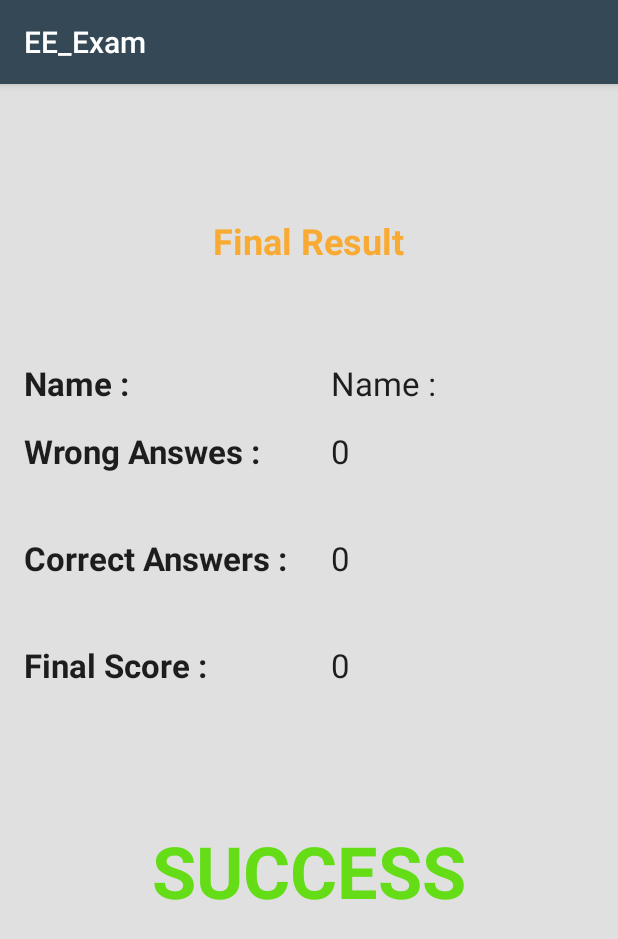
After one commit to MnemSR4/MB-Groups, an Android app: the ResultSuccessActivity screen opened directly, with no data from a screen before it, on a phone screen of 412 x 824 dp. The commit adds this screen. Shown: the top 939 px of the screen. Run offline under Robolectric (Android 15) with nearby library versions, the phone set to English and light mode, and no system bars; 1 statement that could not run was skipped.

Commit message:
version1
after update

```diff
--- a/E_Exam_2/app/src/main/AndroidManifest.xml
+++ b/E_Exam_2/app/src/main/AndroidManifest.xml
@@ -9,7 +9,8 @@
         android:roundIcon="@mipmap/ic_launcher_round"
         android:supportsRtl="true"
         android:theme="@style/AppTheme">
-        <activity android:name=".ResultActivity"></activity>
+        <activity android:name=".ResultSuccessActivity"></activity>
+        <activity android:name=".ResultFailedActivity" />
         <activity android:name=".SecActivity" />
         <activity android:name=".RegisterActivity"/>
         <activity android:name=".LoginActivity"/>
--- /dev/null
+++ b/E_Exam_2/app/src/main/java/com/example/ee_exam/ResultSuccessActivity.java
@@ -0,0 +1,37 @@
+package com.example.ee_exam;
+
+import androidx.appcompat.app.AppCompatActivity;
+
+import android.os.Bundle;
+import android.widget.TextView;
+
+public class ResultSuccessActivity extends AppCompatActivity {
+
+    public static String name;
+
+    @Override
+    protected void onCreate(Bundle savedInstanceState) {
+        super.onCreate(savedInstanceState);
+        setContentView(R.layout.activity_result_success);
+
+        name = getIntent().getStringExtra(SecActivity.NAME);
+
+
+        TextView textViewName = findViewById(R.id.text_view_namme);
+        TextView textViewWrong = findViewById(R.id.text_view_wrong);
+        TextView textViewcorrect = findViewById(R.id.text_view_correct);
+        TextView textViewResult = findViewById(R.id.text_view_result);
+        TextView textViewFinal = findViewById(R.id.text_view_final);
+
+        textViewName.setText(name.substring(0,name.indexOf('@')));
+
+        StringBuffer sb1 = new StringBuffer();
+        sb1.append(Score.wrong + "\n");
+        StringBuffer sb2 = new StringBuffer();
+        sb2.append(Score.correct + "\n");
+
+        textViewWrong.setText(sb1);
+        textViewcorrect.setText(sb2);
+        textViewResult.setText(sb2);
+    }
+}
--- a/E_Exam_2/app/src/main/java/com/example/ee_exam/Score.java
+++ b/E_Exam_2/app/src/main/java/com/example/ee_exam/Score.java
@@ -1,8 +1,8 @@
 package com.example.ee_exam;
 
 public class Score {
-    public static int flag =0;
-    public static int index =0;
+    public static int indexMCQ =0;
+    public static int indexTF =0;
     public static int correct =0;
     public static int wrong =0;
 
--- a/E_Exam_2/app/src/main/java/com/example/ee_exam/TrueFalseFragment.java
+++ b/E_Exam_2/app/src/main/java/com/example/ee_exam/TrueFalseFragment.java
@@ -12,8 +12,6 @@ import android.widget.TextView;
 
 import androidx.fragment.app.Fragment;
 
-import static com.example.ee_exam.SecActivity.questions;
-import static com.example.ee_exam.SecActivity.randomQuestions;
 import static com.example.ee_exam.SecActivity.randomTFQuestions;
 import static com.example.ee_exam.SecActivity.trueFalseQuestionss;
 
@@ -59,7 +57,7 @@ public class TrueFalseFragment extends Fragment {
         randomNum = new RandomNum();
 
 
-        trueFalseQuestion = trueFalseQuestionss.get(randomTFQuestions[Score.index]);
+        trueFalseQuestion = trueFalseQuestionss.get(randomTFQuestions[Score.indexTF]);
 
         textViewQues.setText(trueFalseQuestion.getQuestion());
 
--- /dev/null
+++ b/E_Exam_2/app/src/main/res/drawable/ic_sad.xml
@@ -0,0 +1,4 @@
+<vector android:height="32dp" android:viewportHeight="24.0"
+    android:viewportWidth="24.0" android:width="32dp" xmlns:android="http://schemas.android.com/apk/res/android">
+    <path android:fillColor="#FF000000" android:pathData="M11.99,2C6.47,2 2,6.47 2,12s4.47,10 9.99,10S22,17.53 22,12 17.52,2 11.99,2zM12,20c-4.42,0 -8,-3.58 -8,-8s3.58,-8 8,-8 8,3.58 8,8 -3.58,8 -8,8zM16.18,7.76l-1.06,1.06 -1.06,-1.06L13,8.82l1.06,1.06L13,10.94 14.06,12l1.06,-1.06L16.18,12l1.06,-1.06 -1.06,-1.06 1.06,-1.06zM7.82,12l1.06,-1.06L9.94,12 11,10.94 9.94,9.88 11,8.82 9.94,7.76 8.88,8.82 7.82,7.76 6.76,8.82l1.06,1.06 -1.06,1.06zM12,14c-2.33,0 -4.31,1.46 -5.11,3.5h10.22c-0.8,-2.04 -2.78,-3.5 -5.11,-3.5z"/>
+</vector>
--- /dev/null
+++ b/E_Exam_2/app/src/main/res/drawable/ic_sadd.xml
@@ -0,0 +1,4 @@
+<vector android:height="48dp" android:viewportHeight="24.0"
+    android:viewportWidth="24.0" android:width="48dp" xmlns:android="http://schemas.android.com/apk/res/android">
+    <path android:fillColor="#FF000000" android:pathData="M11.99,2C6.47,2 2,6.47 2,12s4.47,10 9.99,10S22,17.53 22,12 17.52,2 11.99,2zM12,20c-4.42,0 -8,-3.58 -8,-8s3.58,-8 8,-8 8,3.58 8,8 -3.58,8 -8,8zM16.18,7.76l-1.06,1.06 -1.06,-1.06L13,8.82l1.06,1.06L13,10.94 14.06,12l1.06,-1.06L16.18,12l1.06,-1.06 -1.06,-1.06 1.06,-1.06zM7.82,12l1.06,-1.06L9.94,12 11,10.94 9.94,9.88 11,8.82 9.94,7.76 8.88,8.82 7.82,7.76 6.76,8.82l1.06,1.06 -1.06,1.06zM12,14c-2.33,0 -4.31,1.46 -5.11,3.5h10.22c-0.8,-2.04 -2.78,-3.5 -5.11,-3.5z"/>
+</vector>
--- /dev/null
+++ b/E_Exam_2/app/src/main/res/layout/activity_result_success.xml
@@ -0,0 +1,92 @@
+<?xml version="1.0" encoding="utf-8"?>
+<TableLayout android:layout_height="match_parent"
+    android:layout_width="match_parent"
+    android:padding="16dp"
+    android:background="#E0E0E0"
+    android:stretchColumns="1"
+    xmlns:android="http://schemas.android.com/apk/res/android" >
+
+    <TableRow android:layout_marginTop="72dp">
+
+        <TextView
+            android:text="Final Result"
+            android:layout_gravity="center_horizontal"
+            android:layout_span="2"
+            android:textColor="@color/colorAccent"
+            android:textStyle="bold"
+            android:textAppearance="@android:style/TextAppearance.Large"
+            android:textSize="24sp"/>
+    </TableRow>
+
+    <TableRow android:layout_marginTop="64dp">
+        <TextView
+            android:text="Name : "
+            android:layout_marginRight="24dp"
+            android:textAppearance="@style/TextAppearance.AppCompat.Large"
+            android:textStyle="bold" />
+
+        <TextView
+            android:id="@+id/text_view_namme"
+            android:text="Name : "
+            android:textAppearance="@style/TextAppearance.AppCompat.Large" />
+
+    </TableRow>
+
+    <TableRow android:layout_marginTop="16dp">
+        <TextView
+            android:text="Wrong Answes : "
+            android:layout_marginRight="24dp"
+            android:textAppearance="@style/TextAppearance.AppCompat.Large"
+            android:textStyle="bold" />
+
+        <TextView
+            android:id="@+id/text_view_wrong"
+            android:text=" "
+            android:textAppearance="@style/TextAppearance.AppCompat.Large" />
+
+    </TableRow>
+
+    <TableRow android:layout_marginTop="16dp">
+
+        <TextView
+            android:text="Correct Answers : "
+            android:layout_marginRight="24dp"
+            android:textAppearance="@style/TextAppearance.AppCompat.Large"
+            android:textStyle="bold" />
+
+        <TextView
+            android:id="@+id/text_view_correct"
+            android:text=" "
+            android:textAppearance="@style/TextAppearance.AppCompat.Large" />
+    </TableRow>
+
+    <TableRow android:layout_marginTop="16dp">
+
+        <TextView
+            android:text="Final Score : "
+            android:layout_marginRight="24dp"
+            android:textAppearance="@style/TextAppearance.AppCompat.Large"
+            android:textStyle="bold" />
+
+        <TextView
+            android:id="@+id/text_view_result"
+            android:text=" "
+            android:textAppearance="@style/TextAppearance.AppCompat.Large" />
+    </TableRow>
+
+    <TableRow android:layout_marginTop="64dp">
+
+        <TextView
+            android:text="SUCCESS"
+            android:layout_gravity="center_horizontal"
+            android:layout_span="2"
+            android:textColor="@color/success"
+            android:textStyle="bold"
+            android:textAppearance="@android:style/TextAppearance.Large"
+            android:textSize="48sp"/>
+    </TableRow>
+
+
+
+
+</TableLayout>
--- a/E_Exam_2/app/src/main/res/values/colors.xml
+++ b/E_Exam_2/app/src/main/res/values/colors.xml
@@ -3,4 +3,6 @@
     <color name="colorPrimary">#344955</color>
     <color name="colorPrimaryDark">#232F34</color>
     <color name="colorAccent">#F9AA33</color>
+    <color name="success">#64DD17</color>
+    <color name="failed">#D50000</color>
 </resources>
--- a/E_Exam_2/build.gradle
+++ b/E_Exam_2/build.gradle
@@ -7,7 +7,7 @@ buildscript {
 
     }
     dependencies {
-        classpath 'com.android.tools.build:gradle:3.5.3'
+        classpath 'com.android.tools.build:gradle:3.6.1'
 
         // NOTE: Do not place your application dependencies here; they belong
         // in the individual module build.gradle files
```
Also changed, not shown: E_Exam_2/app/src/main/java/com/example/ee_exam/QesFragment.java (+1 -8 lines), E_Exam_2/app/src/main/java/com/example/ee_exam/ResultFailedActivity.java (renamed from E_Exam_2/app/src/main/java/com/example/ee_exam/ResultActivity.java, +10 -10 lines), E_Exam_2/app/src/main/java/com/example/ee_exam/SecActivity.java (+34 -11 lines), E_Exam_2/app/src/main/res/drawable/ic_smile.xml (added, +15 -0 lines), E_Exam_2/app/src/main/res/layout/activity_result_failed.xml (renamed from E_Exam_2/app/src/main/res/layout/activity_result.xml, +18 -5 lines), E_Exam_2/gradle/wrapper/gradle-wrapper.properties.
